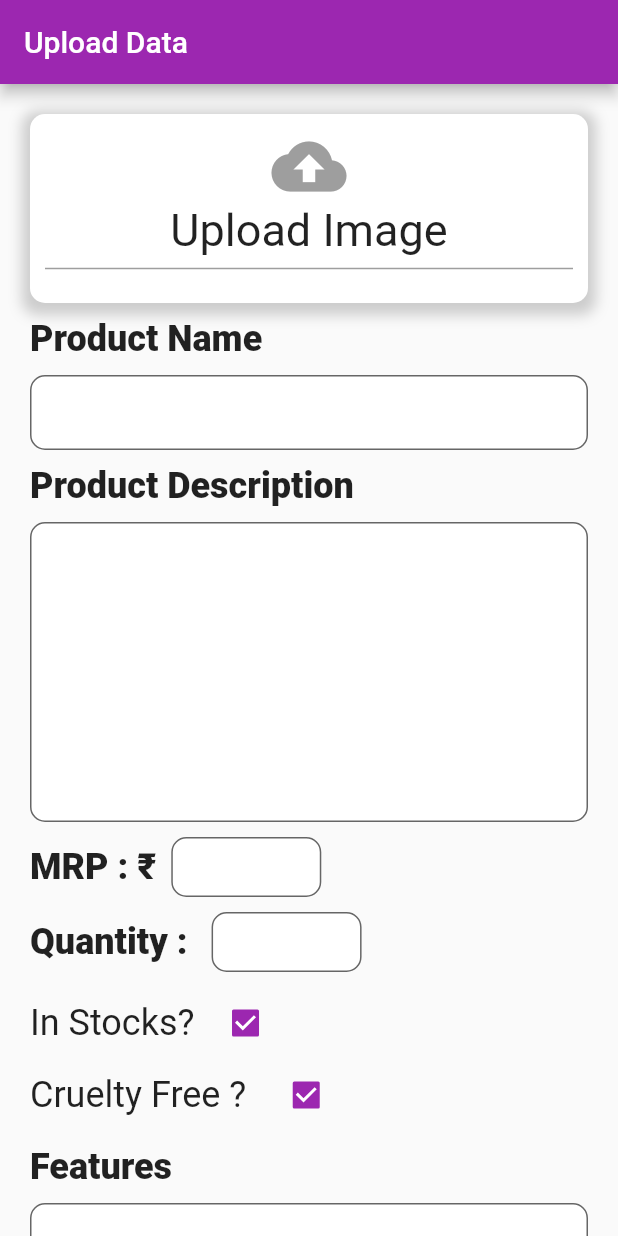
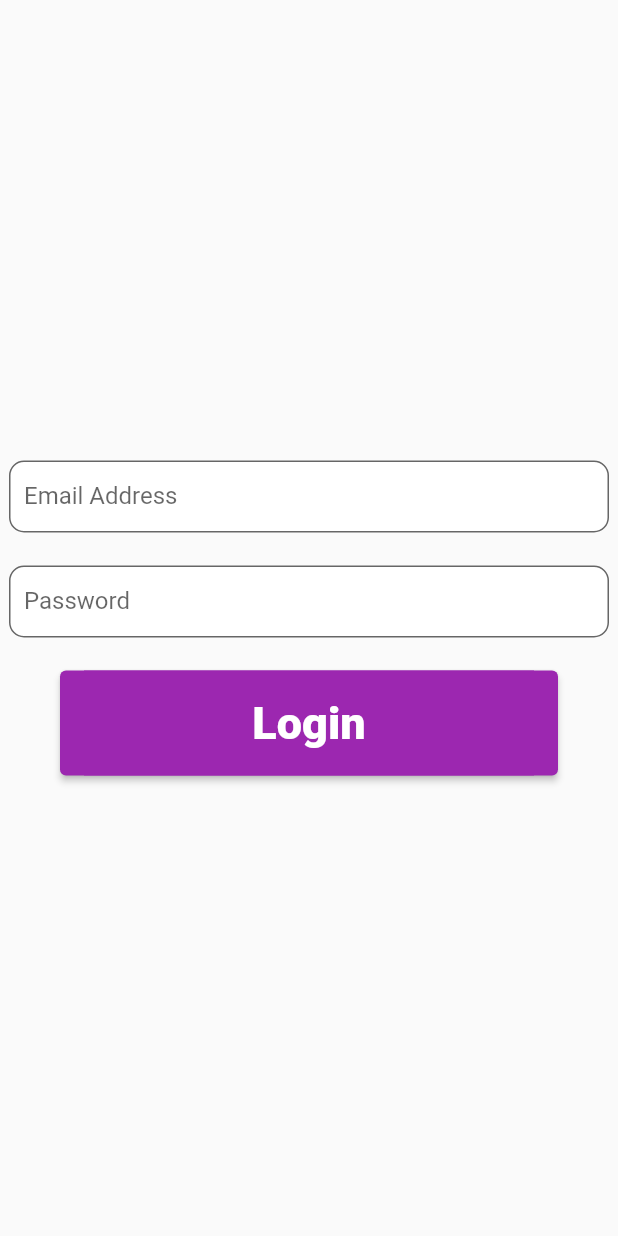
Before and after one commit to ayyyushhhhh/beauty-ecommerce-admin, a Flutter app: the screen it shows after launch, on a phone screen of 412 x 824 dp. Run offline on Flutter 3.47's test engine with Material 2 defaults, Android fonts, the light colour scheme and no system bars; our stand-ins replace carousel_slider, cloud_firestore, firebase_auth, firebase_core, firebase_storage, image_picker; accounts and stored records are empty.

Commit message:
firebase login done

```diff
--- a/lib/main.dart
+++ b/lib/main.dart
@@ -1,4 +1,4 @@
-import 'package:beauty_app/screens/upload_data_screen.dart';
+import 'package:beauty_app/screens/authentication_screen.dart';
 import 'package:firebase_core/firebase_core.dart';
 import 'package:flutter/material.dart';
 
@@ -26,7 +26,7 @@ class MyApp extends StatelessWidget {
       theme: ThemeData(
         primarySwatch: Colors.purple,
       ),
-      home: const UploadDataScreen(),
+      home: const AuthenticationScreen(),
     );
   }
 }
--- /dev/null
+++ b/lib/screens/authentication_screen.dart
@@ -0,0 +1,124 @@
+import 'package:beauty_app/screens/upload_data_screen.dart';
+import 'package:beauty_app/services/firebase/firebase_auth.dart';
+import 'package:beauty_app/widgets/exception_alert_dialog.dart';
+import 'package:firebase_auth/firebase_auth.dart';
+import 'package:flutter/material.dart';
+
+class AuthenticationScreen extends StatefulWidget {
+  const AuthenticationScreen({Key? key}) : super(key: key);
+
+  @override
+  _AuthenticationScreenState createState() => _AuthenticationScreenState();
+}
+
+class _AuthenticationScreenState extends State<AuthenticationScreen> {
+  String? _email;
+  String? _password;
+  @override
+  Widget build(BuildContext context) {
+    return Scaffold(
+      body: Column(
+        mainAxisAlignment: MainAxisAlignment.center,
+        crossAxisAlignment: CrossAxisAlignment.center,
+        children: [
+          Align(
+            alignment: Alignment.center,
+            child: SizedBox(
+              width: 400,
+              height: 50,
+              child: TextField(
+                maxLines: 1,
+                onChanged: (value) {
+                  _email = value;
+                },
+                decoration: InputDecoration(
+                  label: Text('Email Address'),
+                  contentPadding: const EdgeInsets.all(10),
+                  fillColor: Colors.white,
+                  filled: true,
+                  border: OutlineInputBorder(
+                    borderRadius: BorderRadius.circular(10),
+                    borderSide: BorderSide(
+                      color: Colors.black,
+                      width: 1,
+                    ),
+                  ),
+                ),
+              ),
+            ),
+          ),
+          SizedBox(
+            height: 20,
+          ),
+          SizedBox(
+            width: 400,
+            height: 50,
+            child: TextField(
+              maxLines: 1,
+              onChanged: (value) {
+                _password = value;
+              },
+              decoration: InputDecoration(
+                label: Text('Password'),
+                contentPadding: const EdgeInsets.all(10),
+                fillColor: Colors.white,
+                filled: true,
+                border: OutlineInputBorder(
+                  borderRadius: BorderRadius.circular(10),
+                  borderSide: BorderSide(
+                    color: Colors.black,
+                    width: 1,
+                  ),
+                ),
+              ),
+            ),
+          ),
+          SizedBox(
+            height: 20,
+          ),
+          ElevatedButton(
+            onPressed: () async {
+              if (_email != null && _password != null) {
+                try {
+                  User? user = await FirebaseAuthentication()
+                      .signInWithEmailAndPassword(
+                          email: _email.toString(),
+                          password: _password.toString());
+                  if (user != null) {
+                    Navigator.pushReplacement(
+                      context,
+                      MaterialPageRoute(
+                          builder: (context) => UploadDataScreen()),
+                    );
+                  }
+                } on FirebaseException catch (e) {
+                  showExceptionAlertDialog(context,
+                      exception: e, title: "Login Failed");
+                }
+              }
+            },
+            child: Container(
+              height: 70,
+              width: 300,
+              decoration: BoxDecoration(
+                color: Colors.purple,
+              ),
+              child: Align(
+                alignment: Alignment.center,
+                child: Text(
+                  "Login",
+                  textAlign: TextAlign.center,
+                  style: TextStyle(
+                    color: Colors.white,
+                    fontSize: 30,
+                    fontWeight: FontWeight.w800,
+                  ),
+                ),
+              ),
+            ),
+          ),
+        ],
+      ),
+    );
+  }
+}
--- /dev/null
+++ b/lib/services/firebase/firebase_auth.dart
@@ -0,0 +1,25 @@
+import 'package:firebase_auth/firebase_auth.dart';
+
+class FirebaseAuthentication {
+  late FirebaseAuth _firebaseAuth;
+  FirebaseAuthentication() {
+    _firebaseAuth = FirebaseAuth.instance;
+  }
+
+  Future<User?> getCurrentUser() async {
+    final User? user = await _firebaseAuth.currentUser!;
+    return user;
+  }
+
+  Future<User?> signInWithEmailAndPassword(
+      {required String email, required String password}) async {
+    try {
+      final UserCredential authResult = await _firebaseAuth
+          .signInWithEmailAndPassword(email: email, password: password);
+      final User? user = authResult.user;
+      return user;
+    } on FirebaseAuthException {
+      rethrow;
+    }
+  }
+}
--- a/pubspec.yaml
+++ b/pubspec.yaml
@@ -32,7 +32,8 @@ dependencies:
   firebase_core: ^1.10.6
   image_picker: ^0.8.4+4
   firebase_storage: ^10.2.4
-  responsive_framework: ^0.1.5
+  firebase_auth: ^3.3.4
+  carousel_slider: ^4.0.0
   flutter:
     sdk: flutter
 
```
Also changed, not shown: lib/screens/preview_data_screen.dart (added, +148 -0 lines), lib/screens/upload_data_screen.dart (+14 -14 lines), pubspec.lock.
